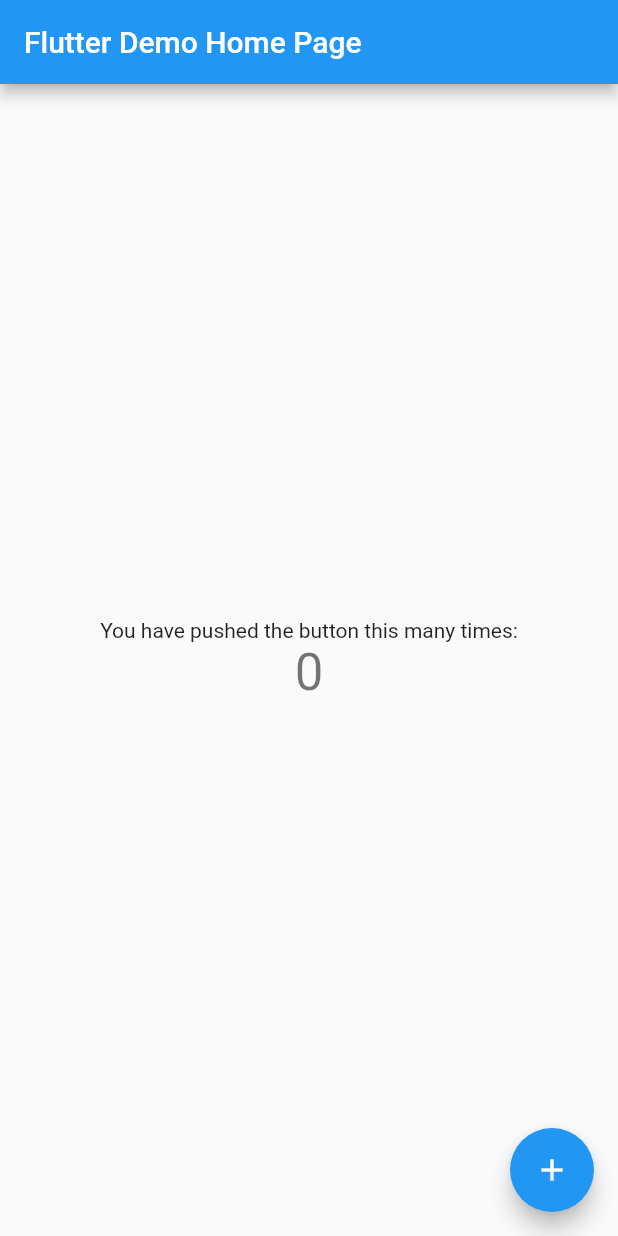
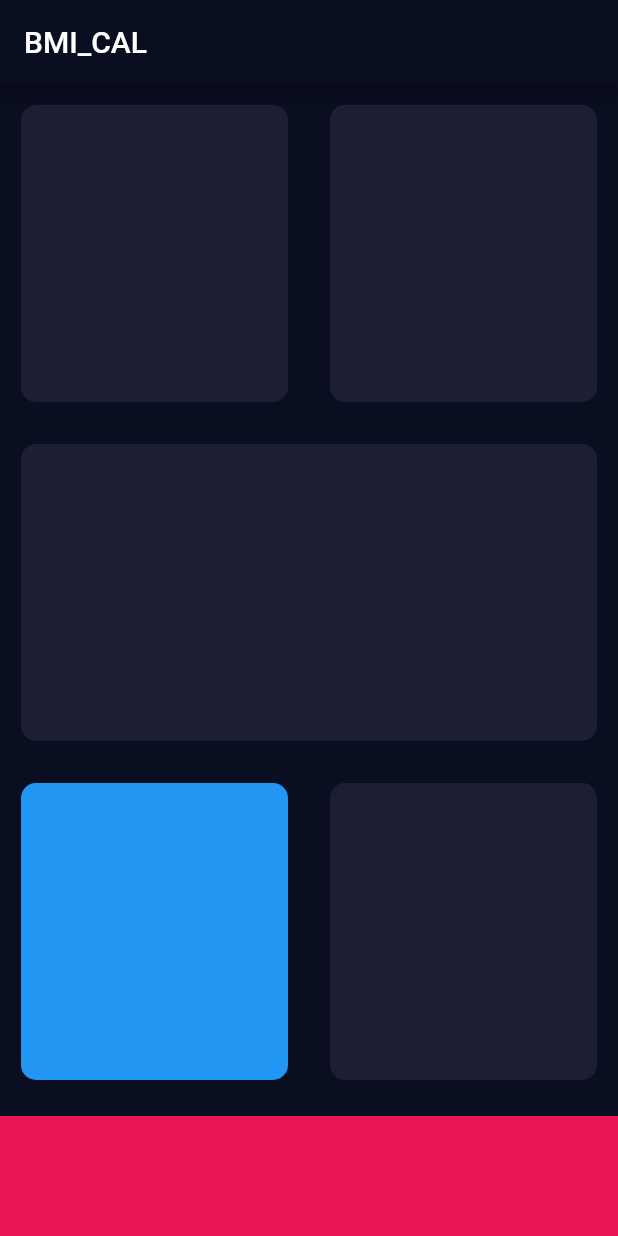
Before and after one commit to fidelmak/calculatebmi, a Flutter app: the screen it shows after launch, on a phone screen of 412 x 824 dp. Run offline on Flutter 3.47's test engine with Material 2 defaults, Android fonts, the phone set to English and light mode, and no system bars.

Commit message:
Changes to be committed:

```diff
--- /dev/null
+++ b/lib/input_page.dart
@@ -0,0 +1,65 @@
+import 'package:flutter/material.dart';
+
+const bottomContainerHeight = 80.0;
+const colorCode = Color(0xFF1D1E33);
+const bottomContainerColor = Color(0xffeb1555);
+
+class InputPage extends StatefulWidget {
+  @override
+  _InputPageState createState() => _InputPageState();
+}
+
+class _InputPageState extends State<InputPage> {
+  @override
+  Widget build(BuildContext context) {
+    return Scaffold(
+        appBar: AppBar(
+          title: Text('BMI_CAL'),
+        ),
+        body: Column(
+          children: <Widget>[
+            Expanded(
+                child: Row(
+              children: <Widget>[
+                Expanded(
+                    child: ReusableCard(
+                  colour: colorCode,
+                )),
+                Expanded(child: ReusableCard(colour: colorCode))
+              ],
+            )),
+            Expanded(child: ReusableCard(colour: colorCode)),
+            Expanded(
+                child: Row(
+              children: <Widget>[
+                Expanded(child: ReusableCard(colour: Colors.blue)),
+                Expanded(child: ReusableCard(colour: colorCode))
+              ],
+            )),
+            Container(
+              color: bottomContainerColor,
+              margin: EdgeInsets.only(top: 10),
+              width: double.infinity,
+              height: bottomContainerHeight,
+            )
+          ],
+        ));
+  }
+}
+
+class ReusableCard extends StatelessWidget {
+  final Color colour;
+
+  ReusableCard({required this.colour});
+
+  @override
+  Widget build(BuildContext context) {
+    return Container(
+      margin: EdgeInsets.all(14),
+      decoration: BoxDecoration(
+        borderRadius: BorderRadius.circular(10),
+        color: colour,
+      ),
+    );
+  }
+}
--- a/lib/main.dart
+++ b/lib/main.dart
@@ -1,115 +1,23 @@
 import 'package:flutter/material.dart';
 
-void main() {
-  runApp(const MyApp());
-}
+import 'input_page.dart';
 
-class MyApp extends StatelessWidget {
-  const MyApp({super.key});
+void main() => runApp(BMICalculator());
 
-  // This widget is the root of your application.
+class BMICalculator extends StatelessWidget {
   @override
   Widget build(BuildContext context) {
     return MaterialApp(
-      title: 'Flutter Demo',
-      theme: ThemeData(
-        // This is the theme of your application.
-        //
-        // Try running your application with "flutter run". You'll see the
-        // application has a blue toolbar. Then, without quitting the app, try
-        // changing the primarySwatch below to Colors.green and then invoke
-        // "hot reload" (press "r" in the console where you ran "flutter run",
-        // or simply save your changes to "hot reload" in a Flutter IDE).
-        // Notice that the counter didn't reset back to zero; the application
-        // is not restarted.
-        primarySwatch: Colors.blue,
+      debugShowCheckedModeBanner: false,
+      theme: ThemeData.dark().copyWith(
+        primaryColor: Color(0xff0A0E21),
+        appBarTheme:
+            AppBarTheme(color: Color(0xff0A0E21) // Set the color for the AppBar
+                ),
+        scaffoldBackgroundColor: Color(0xff0A0E21),
+        accentColor: Colors.pink,
       ),
-      home: const MyHomePage(title: 'Flutter Demo Home Page'),
+      home: InputPage(),
     );
   }
 }
-
-class MyHomePage extends StatefulWidget {
-  const MyHomePage({super.key, required this.title});
-
-  // This widget is the home page of your application. It is stateful, meaning
-  // that it has a State object (defined below) that contains fields that affect
-  // how it looks.
-
-  // This class is the configuration for the state. It holds the values (in this
-  // case the title) provided by the parent (in this case the App widget) and
-  // used by the build method of the State. Fields in a Widget subclass are
-  // always marked "final".
-
-  final String title;
-
-  @override
-  State<MyHomePage> createState() => _MyHomePageState();
-}
-
-class _MyHomePageState extends State<MyHomePage> {
-  int _counter = 0;
-
-  void _incrementCounter() {
-    setState(() {
-      // This call to setState tells the Flutter framework that something has
-      // changed in this State, which causes it to rerun the build method below
-      // so that the display can reflect the updated values. If we changed
-      // _counter without calling setState(), then the build method would not be
-      // called again, and so nothing would appear to happen.
-      _counter++;
-    });
-  }
-
-  @override
-  Widget build(BuildContext context) {
-    // This method is rerun every time setState is called, for instance as done
-    // by the _incrementCounter method above.
-    //
-    // The Flutter framework has been optimized to make rerunning build methods
-    // fast, so that you can just rebuild anything that needs updating rather
-    // than having to individually change instances of widgets.
-    return Scaffold(
-      appBar: AppBar(
-        // Here we take the value from the MyHomePage object that was created by
-        // the App.build method, and use it to set our appbar title.
-        title: Text(widget.title),
-      ),
-      body: Center(
-        // Center is a layout widget. It takes a single child and positions it
-        // in the middle of the parent.
-        child: Column(
-          // Column is also a layout widget. It takes a list of children and
-          // arranges them vertically. By default, it sizes itself to fit its
-          // children horizontally, and tries to be as tall as its parent.
-          //
-          // Invoke "debug painting" (press "p" in the console, choose the
-          // "Toggle Debug Paint" action from the Flutter Inspector in Android
-          // Studio, or the "Toggle Debug Paint" command in Visual Studio Code)
-          // to see the wireframe for each widget.
-          //
-          // Column has various properties to control how it sizes itself and
-          // how it positions its children. Here we use mainAxisAlignment to
-          // center the children vertically; the main axis here is the vertical
-          // axis because Columns are vertical (the cross axis would be
-          // horizontal).
-          mainAxisAlignment: MainAxisAlignment.center,
-          children: <Widget>[
-            const Text(
-              'You have pushed the button this many times:',
-            ),
-            Text(
-              '$_counter',
-              style: Theme.of(context).textTheme.headlineMedium,
-            ),
-          ],
-        ),
-      ),
-      floatingActionButton: FloatingActionButton(
-        onPressed: _incrementCounter,
-        tooltip: 'Increment',
-        child: const Icon(Icons.add),
-      ), // This trailing comma makes auto-formatting nicer for build methods.
-    );
-  }
-}
```
